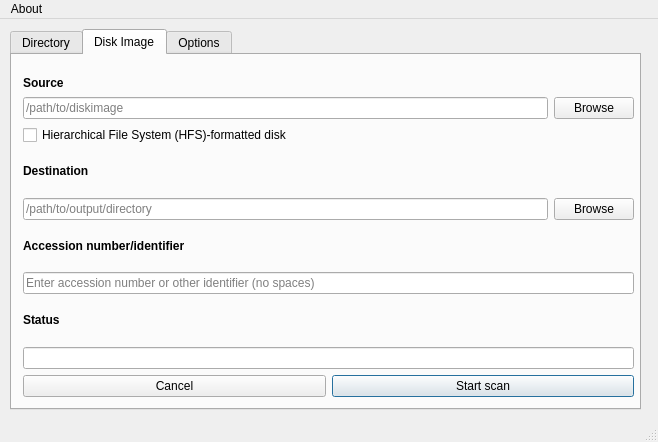
Above: design.ui from tw4l/brunnhilde-gui before the change. Below: the same form after it.
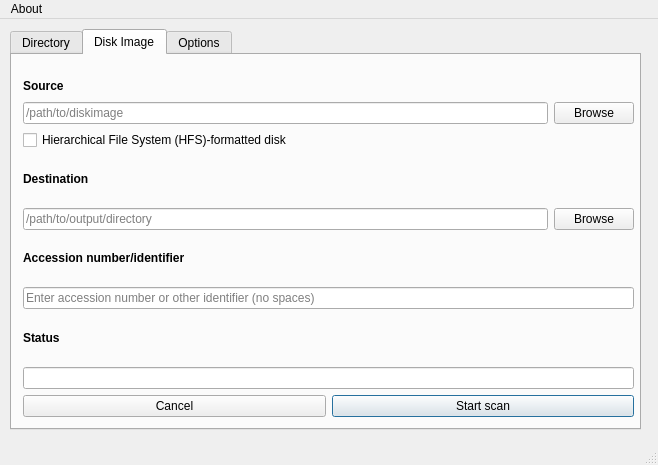
That is the form after the change. The open tabs and pages were chosen to show the change.

Commit message: Resize for macOS

```diff
--- a/design.ui
+++ b/design.ui
@@ -7,7 +7,7 @@
     <x>0</x>
     <y>0</y>
     <width>658</width>
-    <height>442</height>
+    <height>465</height>
    </rect>
   </property>
   <property name="windowTitle">
@@ -20,7 +20,7 @@
       <x>10</x>
       <y>10</y>
       <width>631</width>
-      <height>381</height>
+      <height>401</height>
      </rect>
     </property>
     <property name="currentIndex">
@@ -170,7 +170,7 @@
         <x>11</x>
         <y>21</y>
         <width>611</width>
-        <height>321</height>
+        <height>341</height>
        </rect>
       </property>
       <layout class="QVBoxLayout" name="verticalLayout_15">
```
Left out of the diff: 2 changed lines with no effect on the pictures. The commit also changes 1 other file.
